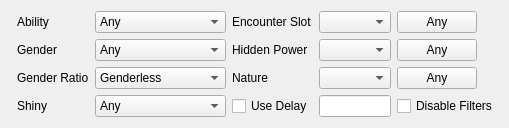
This is Forms/Controls/Filter.ui in Admiral-Fish/PokeFinder as Qt 5 draws it before an edit. The edited form follows.
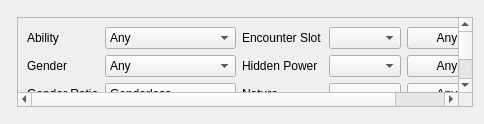
This is the edited form. Custom widgets are drawn as their Qt base class.

Commit message: Put filters in scroll areas

```diff
--- a/Forms/Controls/Filter.ui
+++ b/Forms/Controls/Filter.ui
@@ -14,10 +14,22 @@
    <string notr="true">Filter</string>
   </property>
   <layout class="QGridLayout" name="gridLayout">
-   <item row="0" column="0" rowspan="4">
-    <widget class="IVFilter" name="ivFilter" native="true"/>
-   </item>
-   <item row="0" column="1">
+   <item row="1" column="1">
+    <widget class="QScrollArea" name="scrollArea">
+     <property name="widgetResizable">
+      <bool>true</bool>
+     </property>
+     <widget class="QWidget" name="scrollAreaWidgetContents">
+      <property name="geometry">
+       <rect>
+        <x>0</x>
+        <y>0</y>
+        <width>468</width>
+        <height>124</height>
+       </rect>
+      </property>
+      <layout class="QGridLayout" name="gridLayout_2">
+       <item row="0" column="0">
     <widget class="QLabel" name="labelAbility">
      <property name="sizePolicy">
       <sizepolicy hsizetype="Fixed" vsizetype="Preferred">
@@ -30,7 +42,7 @@
      </property>
     </widget>
    </item>
-   <item row="0" column="2">
+       <item row="0" column="1">
     <widget class="ComboBox" name="comboBoxAbility">
      <property name="sizePolicy">
       <sizepolicy hsizetype="Preferred" vsizetype="Fixed">
@@ -55,7 +67,7 @@
      </item>
     </widget>
    </item>
-   <item row="0" column="3">
+       <item row="0" column="2">
     <widget class="QLabel" name="labelEncounterSlot">
      <property name="sizePolicy">
       <sizepolicy hsizetype="Fixed" vsizetype="Preferred">
@@ -68,7 +80,7 @@
      </property>
     </widget>
    </item>
-   <item row="0" column="4">
+       <item row="0" column="3">
     <widget class="CheckList" name="checkListEncounterSlot">
      <property name="sizePolicy">
       <sizepolicy hsizetype="Preferred" vsizetype="Fixed">
@@ -78,7 +90,7 @@
      </property>
     </widget>
    </item>
-   <item row="0" column="5">
+       <item row="0" column="4">
     <widget class="QPushButton" name="pushButtonEncounterSlotAny">
      <property name="sizePolicy">
       <sizepolicy hsizetype="Fixed" vsizetype="Fixed">
@@ -91,7 +103,7 @@
      </property>
     </widget>
    </item>
-   <item row="1" column="1">
+       <item row="1" column="0">
     <widget class="QLabel" name="labelGender">
      <property name="sizePolicy">
       <sizepolicy hsizetype="Fixed" vsizetype="Preferred">
@@ -104,7 +116,7 @@
      </property>
     </widget>
    </item>
-   <item row="1" column="2">
+       <item row="1" column="1">
     <widget class="ComboBox" name="comboBoxGender">
      <property name="sizePolicy">
       <sizepolicy hsizetype="Preferred" vsizetype="Fixed">
@@ -129,7 +141,7 @@
      </item>
     </widget>
    </item>
-   <item row="1" column="3">
+       <item row="1" column="2">
     <widget class="QLabel" name="labelHiddenPower">
      <property name="sizePolicy">
       <sizepolicy hsizetype="Fixed" vsizetype="Preferred">
@@ -142,7 +154,7 @@
      </property>
     </widget>
    </item>
-   <item row="1" column="4">
+       <item row="1" column="3">
     <widget class="CheckList" name="checkListHiddenPower">
      <property name="sizePolicy">
       <sizepolicy hsizetype="Preferred" vsizetype="Fixed">
@@ -152,7 +164,7 @@
      </property>
     </widget>
    </item>
-   <item row="1" column="5">
+       <item row="1" column="4">
     <widget class="QPushButton" name="pushButtonHiddenPowerAny">
      <property name="sizePolicy">
       <sizepolicy hsizetype="Fixed" vsizetype="Fixed">
@@ -165,7 +177,7 @@
      </property>
     </widget>
    </item>
-   <item row="2" column="1">
+       <item row="2" column="0">
     <widget class="QLabel" name="labelGenderRatio">
      <property name="sizePolicy">
       <sizepolicy hsizetype="Fixed" vsizetype="Preferred">
@@ -178,7 +190,7 @@
      </property>
     </widget>
    </item>
-   <item row="2" column="2">
+       <item row="2" column="1">
     <widget class="ComboBox" name="comboBoxGenderRatio">
      <property name="sizePolicy">
       <sizepolicy hsizetype="Preferred" vsizetype="Fixed">
@@ -223,7 +235,7 @@
      </item>
     </widget>
    </item>
-   <item row="2" column="3">
+       <item row="2" column="2">
     <widget class="QLabel" name="labelNature">
      <property name="sizePolicy">
       <sizepolicy hsizetype="Fixed" vsizetype="Preferred">
@@ -236,7 +248,7 @@
      </property>
     </widget>
    </item>
-   <item row="2" column="4">
+       <item row="2" column="3">
     <widget class="CheckList" name="checkListNature">
      <property name="sizePolicy">
       <sizepolicy hsizetype="Preferred" vsizetype="Fixed">
@@ -246,7 +258,7 @@
      </property>
     </widget>
    </item>
-   <item row="2" column="5">
+       <item row="2" column="4">
     <widget class="QPushButton" name="pushButtonNatureAny">
      <property name="sizePolicy">
       <sizepolicy hsizetype="Fixed" vsizetype="Fixed">
@@ -259,7 +271,7 @@
      </property>
     </widget>
    </item>
-   <item row="3" column="1">
+       <item row="3" column="0">
     <widget class="QLabel" name="labelShiny">
      <property name="sizePolicy">
       <sizepolicy hsizetype="Fixed" vsizetype="Preferred">
@@ -272,7 +284,7 @@
      </property>
     </widget>
    </item>
-   <item row="3" column="2">
+       <item row="3" column="1">
     <widget class="ComboBox" name="comboBoxShiny">
      <property name="sizePolicy">
       <sizepolicy hsizetype="Preferred" vsizetype="Fixed">
@@ -302,14 +314,14 @@
      </item>
     </widget>
    </item>
-   <item row="3" column="3">
+       <item row="3" column="2">
     <widget class="QCheckBox" name="checkBoxUseDelay">
      <property name="text">
       <string>Use Delay</string>
      </property>
     </widget>
    </item>
-   <item row="3" column="4">
+       <item row="3" column="3">
     <widget class="TextBox" name="textBoxDelay">
      <property name="sizePolicy">
       <sizepolicy hsizetype="Preferred" vsizetype="Fixed">
@@ -319,7 +331,7 @@
      </property>
     </widget>
    </item>
-   <item row="3" column="5">
+       <item row="3" column="4">
     <widget class="QCheckBox" name="checkBoxDisableFilters">
      <property name="text">
       <string>Disable Filters</string>
@@ -328,6 +340,13 @@
    </item>
   </layout>
  </widget>
+    </widget>
+   </item>
+   <item row="0" column="0" rowspan="3">
+    <widget class="IVFilter" name="ivFilter" native="true"/>
+   </item>
+  </layout>
+ </widget>
  <customwidgets>
   <customwidget>
    <class>TextBox</class>
```
Left out of the diff: 15 changed lines with no effect on the pictures. Lines whose indentation alone changed are shown as unchanged. The commit also changes 1 other file.
